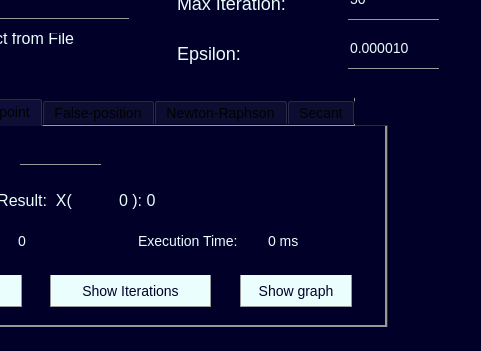
MahmoudElkarargy/NumericalLab, file View/mainwindow.ui: the form before one commit; both pictures show x 272 to 753 and y 102 to 453 of the 753 by 453 pixel window.
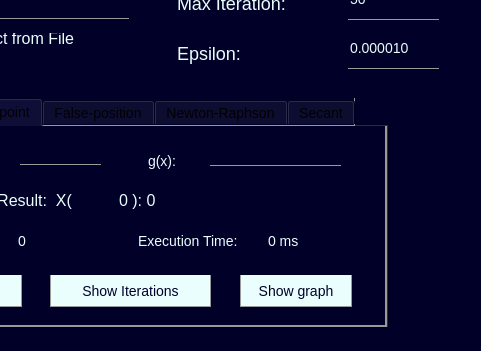
The form after the commit. The open tabs and pages were chosen to show the change.

Patch:
```diff
--- a/View/mainwindow.ui
+++ b/View/mainwindow.ui
@@ -716,6 +716,53 @@
         <string>0 ms</string>
        </property>
       </widget>
+      <widget class="QLabel" name="label_13">
+       <property name="geometry">
+        <rect>
+         <x>270</x>
+         <y>20</y>
+         <width>61</width>
+         <height>31</height>
+        </rect>
+       </property>
+       <property name="styleSheet">
+        <string notr="true">background: transparent;
+color: rgb(234, 255, 253);
+margin: 5px;
+font-size: 14px;
+font-family: &quot;Lucida Console&quot;, &quot;Courier New&quot;, monospace;
+color: rgb(234, 255, 253);
+border: none;</string>
+       </property>
+       <property name="text">
+        <string>g(x):</string>
+       </property>
+      </widget>
+      <widget class="QLineEdit" name="gx">
+       <property name="geometry">
+        <rect>
+         <x>340</x>
+         <y>20</y>
+         <width>131</width>
+         <height>21</height>
+        </rect>
+       </property>
+       <property name="styleSheet">
+        <string notr="true">border: 0;
+border-bottom: 1px solid #999;
+background: transparent;
+outline: none;
+font-size: 14px;
+font-family: &quot;Lucida Console&quot;, &quot;Courier New&quot;, monospace;
+color: rgb(234, 255, 253);</string>
+       </property>
+       <property name="inputMask">
+        <string/>
+       </property>
+       <property name="text">
+        <string/>
+       </property>
+      </widget>
      </widget>
     </widget>
     <widget class="QWidget" name="tab_3">
```
Left out of the diff: 2 changed lines with no effect on the pictures.
